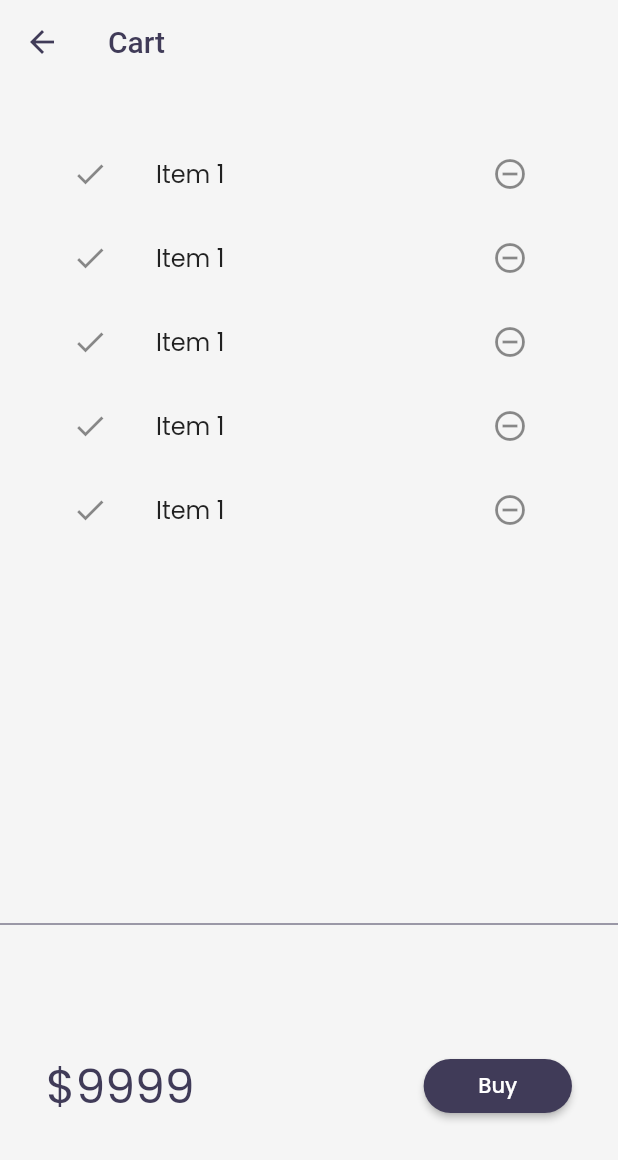
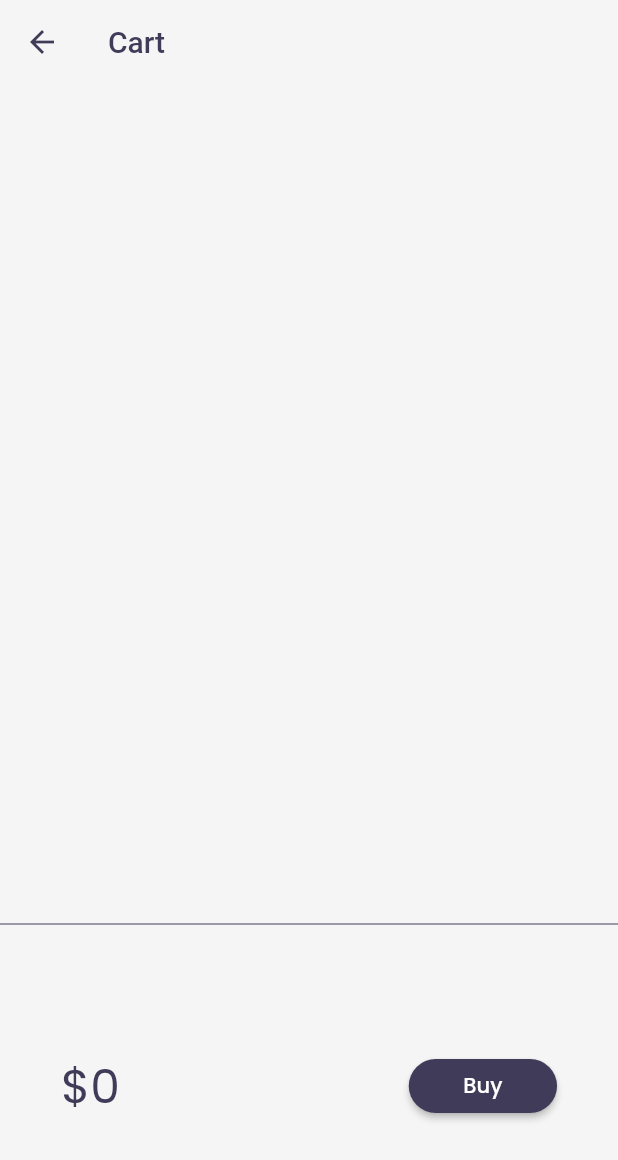
Before and after one commit to yagnik2411/Flutter_catalog, a Flutter app: the screen it shows after launch, after a tap on an icon or button, on a phone screen of 412 x 824 dp. Shown: the top 1160 px of the screen. Run offline on Flutter 3.47's test engine with Material 2 defaults, Android fonts, the phone set to English and light mode, and no system bars; our stand-ins replace google_fonts, velocity_x; network calls fail.

Commit message:
chapter 22:finish

```diff
--- a/lib/models/cart.dart
+++ b/lib/models/cart.dart
@@ -1,6 +1,13 @@
 import 'package:flutter_catalog/models/catalog.dart';
 
 class CartModel {
+
+  static final cartModel = CartModel._internal();
+
+  CartModel._internal();
+
+  factory CartModel() => cartModel;
+
   late CatalogModel _catalog;
 
   CatalogModel get catalog => _catalog;
--- a/lib/models/catalog.dart
+++ b/lib/models/catalog.dart
@@ -1,4 +1,11 @@
 class CatalogModel {
+  static final catalogModel = CatalogModel._internal();
+
+  CatalogModel._internal();
+
+  factory CatalogModel() => catalogModel;
+
+
   static List<Item> items = [
     Item(
         id: 1,
--- a/lib/pages/cart_page.dart
+++ b/lib/pages/cart_page.dart
@@ -2,6 +2,8 @@ import 'package:flutter/cupertino.dart';
 import 'package:flutter/material.dart';
 import 'package:flutter_catalog/utils/mytheme.dart';
 import 'package:velocity_x/velocity_x.dart';
+
+import '../models/cart.dart';
 
 class CartPage extends StatelessWidget {
   @override
@@ -26,6 +28,7 @@ class CartPage extends StatelessWidget {
 }
 
 class _cartTotal extends StatelessWidget {
+   final _cart = CartModel();
   @override
   Widget build(BuildContext context) {
     return SizedBox(
@@ -33,7 +36,7 @@ class _cartTotal extends StatelessWidget {
       child: Row(
         mainAxisAlignment: MainAxisAlignment.spaceAround,
         children: [
-          "\$9999".text.xl4.color(context.theme.colorScheme.secondary).make(),
+          "\$${_cart.totalPrice}".text.xl4.color(context.theme.colorScheme.secondary).make(),
           30.widthBox,
           ElevatedButton(
                   onPressed: () {
@@ -80,17 +83,18 @@ class _cartList extends StatefulWidget {
 }
 
 class _cartListState extends State<_cartList> {
+  final _cart = CartModel();
   @override
   Widget build(BuildContext context) {
     return ListView.builder(
-        itemCount: 5,
+        itemCount: _cart.items.length,
         itemBuilder: (context, index) => ListTile(
               leading: Icon(Icons.done),
               trailing: IconButton(
                 icon: Icon(Icons.remove_circle_outline),
                 onPressed: () {},
               ),
-              title: "Item 1".text.make(),
+              title: _cart.items[index].name.text.make(),
             ));
   }
 }
--- a/lib/pages/homepage_widgets/catalog_item.dart
+++ b/lib/pages/homepage_widgets/catalog_item.dart
@@ -3,6 +3,7 @@ import 'package:flutter_catalog/models/catalog.dart';
 import 'package:velocity_x/velocity_x.dart';
 import 'package:flutter_catalog/utils/mytheme.dart';
 
+import '../../models/cart.dart';
 import '../home_page.dart';
 import 'catalog_image.dart';
 
@@ -28,7 +29,9 @@ class CatalogItem extends StatelessWidget {
           crossAxisAlignment: CrossAxisAlignment.start,
           mainAxisAlignment: MainAxisAlignment.center,
           children: [
-            catalog.name.text.lg.bold.color(context.theme.colorScheme.secondary).make(),
+            catalog.name.text.lg.bold
+                .color(context.theme.colorScheme.secondary)
+                .make(),
             catalog.desc.text.textStyle(context.captionStyle!).make(),
             10.heightBox,
             ButtonBar(
@@ -41,16 +44,7 @@ class CatalogItem extends StatelessWidget {
                     .bold
                     .color(context.theme.colorScheme.secondary)
                     .make(),
-                ElevatedButton(
-                  onPressed: () {},
-                  child: "Add To Cart".text.white.make(),
-                  style: ButtonStyle(
-
-                    backgroundColor:
-                        MaterialStatePropertyAll(context.theme.colorScheme.primary),
-                    shape: const MaterialStatePropertyAll(StadiumBorder()),
-                  ),
-                )
+               _AddToCart(catalog: catalog)
               ],
             ).pOnly(right: 10.0)
           ],
@@ -59,3 +53,41 @@ class CatalogItem extends StatelessWidget {
     )).roundedLg.color(context.cardColor).square(150).make().py12();
   }
 }
+
+class _AddToCart extends StatefulWidget {
+  final Item catalog;
+  const _AddToCart({
+    Key? key,
+    required this.catalog,
+  }) : super(key: key);
+
+  @override
+  State<_AddToCart> createState() => _AddToCartState();
+}
+
+class _AddToCartState extends State<_AddToCart> {
+   bool isAdded = false;
+  final _cart = CartModel();
+  @override
+  Widget build(BuildContext context) {
+    bool isInCart = _cart.items.contains(widget.catalog) ? true : false;
+    return ElevatedButton(
+      onPressed: () {
+        isAdded = isAdded.toggle();
+        final _catalog = CatalogModel();
+        final _cart = CartModel();
+        _cart.catalog = _catalog;
+        _cart.add(widget.catalog);
+        setState(() {
+
+        });
+      },
+      child: isAdded?Icon(Icons.done):"Add To Cart".text.white.make(),
+      style: ButtonStyle(
+        backgroundColor:
+            MaterialStatePropertyAll(context.theme.colorScheme.primary),
+        shape: const MaterialStatePropertyAll(StadiumBorder()),
+      ),
+    );
+  }
+}
```
